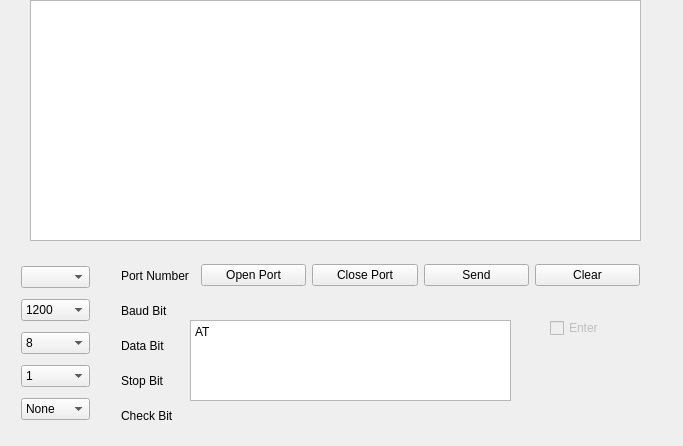
shadow-wd/Serial-port-assistant, file widget.ui: the form before one commit.
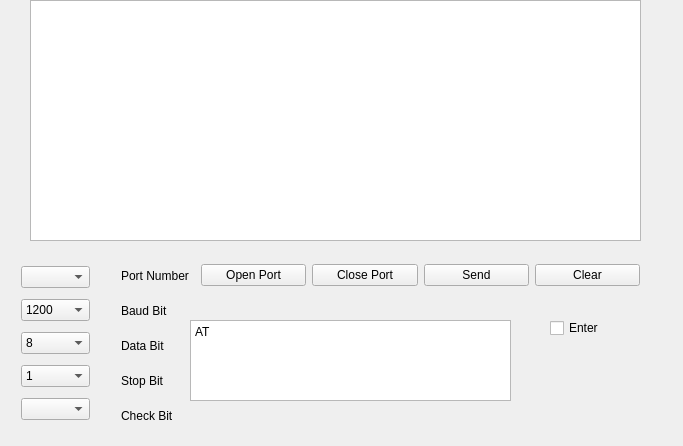
The form after the commit.

What changed in the file:
```diff
--- a/widget.ui
+++ b/widget.ui
@@ -117,13 +117,7 @@
      </widget>
     </item>
     <item>
-     <widget class="QComboBox" name="checkbit">
-      <item>
-       <property name="text">
-        <string>None</string>
-       </property>
-      </item>
-     </widget>
+     <widget class="QComboBox" name="checkbit"/>
     </item>
    </layout>
   </widget>
@@ -239,7 +233,7 @@
   </widget>
   <widget class="QCheckBox" name="enter">
    <property name="enabled">
-    <bool>false</bool>
+    <bool>true</bool>
    </property>
    <property name="geometry">
     <rect>
```
